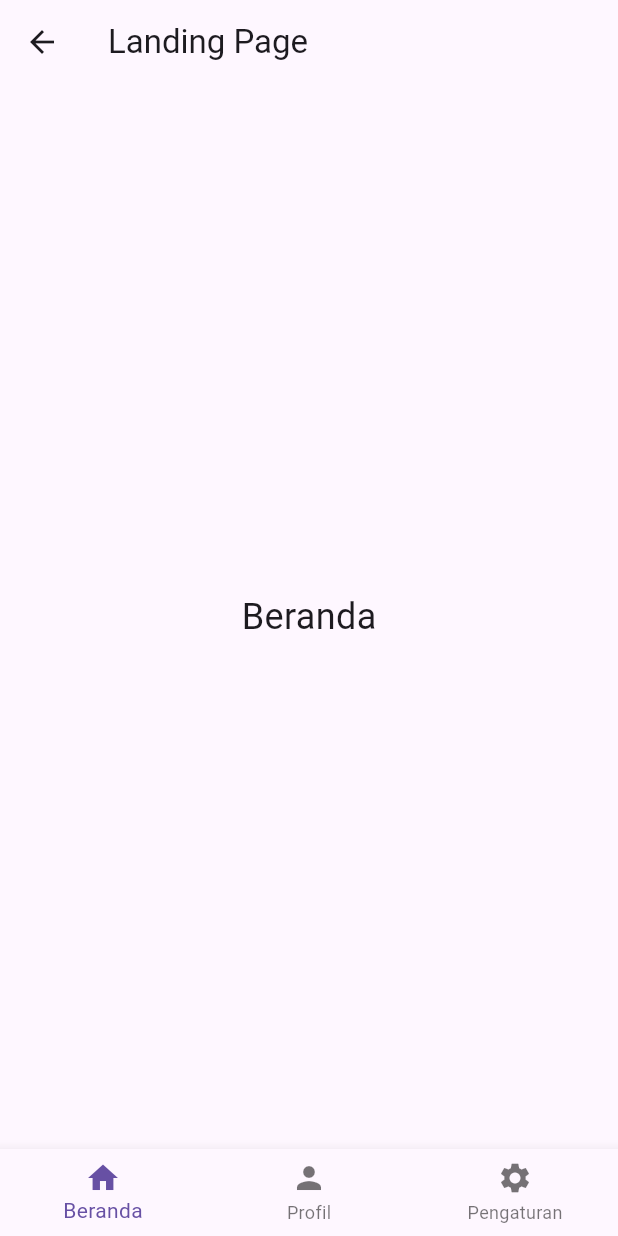
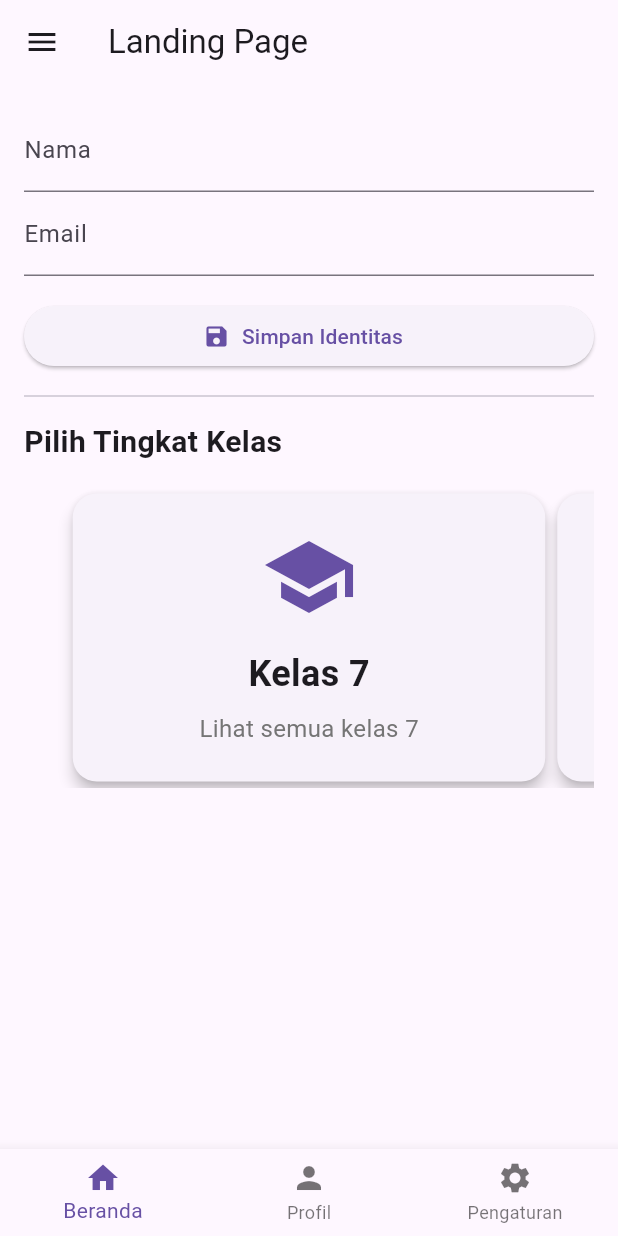
Before and after one commit to Danishdazach/KridaSehat, a Flutter app: the LandingPage screen opened by its route, on a phone screen of 412 x 824 dp. Run offline on Flutter 3.47's test engine with Material 3 defaults, Android fonts, the phone set to English and light mode, and no system bars.

Commit message:
first commit

```diff
--- a/Aplikasi-Mobile/lib/screens/landing_page.dart
+++ b/Aplikasi-Mobile/lib/screens/landing_page.dart
@@ -1,4 +1,5 @@
 import 'package:flutter/material.dart';
+import 'kelas_page.dart';
 
 class LandingPage extends StatefulWidget {
   const LandingPage({super.key});
@@ -9,21 +10,191 @@ class LandingPage extends StatefulWidget {
 
 class _LandingPageState extends State<LandingPage> {
   int _selectedIndex = 0;
+  final PageController _pageController = PageController(viewportFraction: 0.85);
 
-  static const List<Widget> _pages = <Widget>[
-    Center(child: Text('Beranda', style: TextStyle(fontSize: 24))),
-    Center(child: Text('Profil', style: TextStyle(fontSize: 24))),
-    Center(child: Text('Pengaturan', style: TextStyle(fontSize: 24))),
-  ];
+  String _nama = '';
+  String _email = '';
+
+  final TextEditingController _namaController = TextEditingController();
+  final TextEditingController _emailController = TextEditingController();
+
+  // Daftar tingkat kelas yang tersedia
+  final List<String> _tingkatKelas = ['7', '8', '9'];
+
+  @override
+  void dispose() {
+    _pageController.dispose();
+    _namaController.dispose();
+    _emailController.dispose();
+    super.dispose();
+  }
 
   void _onItemTapped(int index) {
     setState(() => _selectedIndex = index);
   }
 
+  void _simpanIdentitas() {
+    setState(() {
+      _nama = _namaController.text;
+      _email = _emailController.text;
+    });
+    ScaffoldMessenger.of(context).showSnackBar(
+      const SnackBar(content: Text('Identitas disimpan')),
+    );
+  }
+
+  void _navigateToKelasPage(String tingkat) {
+    Navigator.push(
+      context,
+      MaterialPageRoute(
+        builder: (context) => KelasPage(
+          tingkat: tingkat,
+          nama: _nama,
+          email: _email,
+        ),
+      ),
+    );
+  }
+
+  Widget _buildKelasCard(String tingkat) {
+    return Card(
+      elevation: 4,
+      shape: RoundedRectangleBorder(borderRadius: BorderRadius.circular(16)),
+      child: InkWell(
+        onTap: () => _navigateToKelasPage(tingkat),
+        borderRadius: BorderRadius.circular(16),
+        child: Container(
+          width: double.infinity,
+          padding: const EdgeInsets.all(16),
+          child: Column(
+            mainAxisAlignment: MainAxisAlignment.center,
+            children: [
+              Icon(
+                Icons.school,
+                size: 64,
+                color: Theme.of(context).primaryColor,
+              ),
+              const SizedBox(height: 16),
+              Text(
+                'Kelas $tingkat',
+                style: const TextStyle(
+                  fontSize: 24,
+                  fontWeight: FontWeight.bold,
+                ),
+              ),
+              const SizedBox(height: 8),
+              Text(
+                'Lihat semua kelas $tingkat',
+                style: TextStyle(
+                  fontSize: 16,
+                  color: Colors.grey[600],
+                ),
+              ),
+            ],
+          ),
+        ),
+      ),
+    );
+  }
+
+  Widget _buildBeranda() {
+    return Padding(
+      padding: const EdgeInsets.all(16.0),
+      child: ListView(
+        children: [
+          TextField(
+            controller: _namaController,
+            decoration: const InputDecoration(labelText: 'Nama'),
+          ),
+          TextField(
+            controller: _emailController,
+            decoration: const InputDecoration(labelText: 'Email'),
+          ),
+          const SizedBox(height: 16),
+          ElevatedButton.icon(
+            icon: const Icon(Icons.save),
+            label: const Text('Simpan Identitas'),
+            onPressed: _simpanIdentitas,
+          ),
+          const Divider(height: 32),
+          const Text(
+            'Pilih Tingkat Kelas',
+            style: TextStyle(fontSize: 20, fontWeight: FontWeight.bold),
+          ),
+          const SizedBox(height: 16),
+          SizedBox(
+            height: 200,
+            child: PageView(
+              controller: _pageController,
+              children: _tingkatKelas.map((tingkat) => _buildKelasCard(tingkat)).toList(),
+            ),
+          ),
+        ],
+      ),
+    );
+  }
+
+  List<Widget> get _pages => <Widget>[
+        _buildBeranda(),
+        Center(child: Text('Profil: $_nama', style: const TextStyle(fontSize: 24))),
+        const Center(child: Text('Pengaturan', style: TextStyle(fontSize: 24))),
+      ];
+
   @override
   Widget build(BuildContext context) {
     return Scaffold(
       appBar: AppBar(title: const Text('Landing Page')),
+      drawer: Drawer(
+        child: ListView(
+          children: [
+            DrawerHeader(
+              decoration: const BoxDecoration(color: Colors.blue),
+              child: Column(
+                crossAxisAlignment: CrossAxisAlignment.start,
+                children: [
+                  const CircleAvatar(
+                    radius: 30,
+                    child: Icon(Icons.person, size: 35),
+                  ),
+                  const SizedBox(height: 10),
+                  Text(
+                    _nama.isNotEmpty ? _nama : 'Nama belum diisi',
+                    style: const TextStyle(color: Colors.white, fontSize: 16),
+                  ),
+                  Text(
+                    _email.isNotEmpty ? _email : 'Email belum diisi',
+                    style: const TextStyle(color: Colors.white70),
+                  ),
+                ],
+              ),
+            ),
+            ListTile(
+              leading: const Icon(Icons.home),
+              title: const Text('Beranda'),
+              onTap: () {
+                Navigator.pop(context);
+                _onItemTapped(0);
+              },
+            ),
+            ListTile(
+              leading: const Icon(Icons.person),
+              title: const Text('Profil'),
+              onTap: () {
+                Navigator.pop(context);
+                _onItemTapped(1);
+              },
+            ),
+            ListTile(
+              leading: const Icon(Icons.settings),
+              title: const Text('Pengaturan'),
+              onTap: () {
+                Navigator.pop(context);
+                _onItemTapped(2);
+              },
+            ),
+          ],
+        ),
+      ),
       body: _pages[_selectedIndex],
       bottomNavigationBar: BottomNavigationBar(
         items: const [
--- a/Aplikasi-Mobile/pubspec.yaml
+++ b/Aplikasi-Mobile/pubspec.yaml
@@ -31,10 +31,8 @@ dependencies:
   flutter:
     sdk: flutter
 
+cupertino_icons: ^1.0.8
 
-  # The following adds the Cupertino Icons font to your application.
-  # Use with the CupertinoIcons class for iOS style icons.
-  cupertino_icons: ^1.0.8
 
 dev_dependencies:
   flutter_test:
```
Also changed, not shown: Aplikasi-Mobile/lib/screens/kelas_page.dart (added, +185 -0 lines), Aplikasi-Mobile/lib/screens/room_page.dart (added, +68 -0 lines), Aplikasi-Mobile/pubspec.lock.
